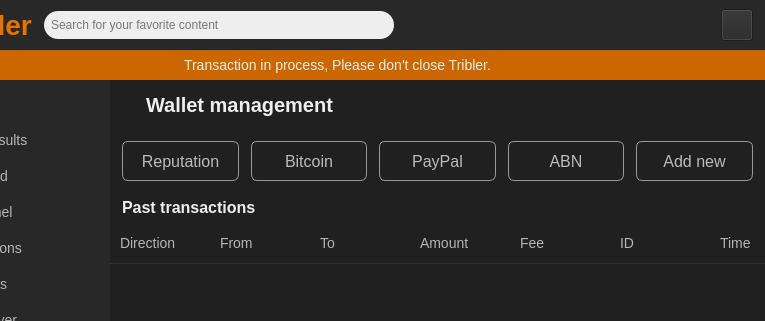
Old version of the form TriblerGUI/qt_resources/mainwindow.ui in the repository devos50/tribler; both pictures show x 90 to 855 and y 0 to 321 of the 855 by 655 pixel window.
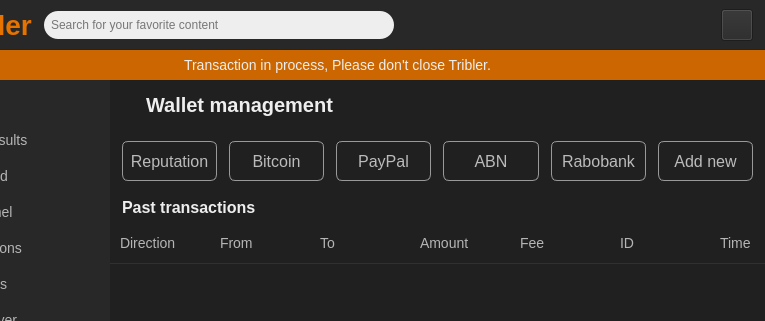
New version of the form. Icons and pictures are not drawn. Custom widgets are drawn as their Qt base class.

Commit message: Implemented Rabobank wallet

Patch:
```diff
--- a/TriblerGUI/qt_resources/mainwindow.ui
+++ b/TriblerGUI/qt_resources/mainwindow.ui
@@ -10648,6 +10648,34 @@
                </property>
               </widget>
              </item>
+             <item>
+              <widget class="QPushButton" name="wallet_rabo_overview_button">
+               <property name="sizePolicy">
+                <sizepolicy hsizetype="Expanding" vsizetype="Fixed">
+                 <horstretch>0</horstretch>
+                 <verstretch>0</verstretch>
+                </sizepolicy>
+               </property>
+               <property name="minimumSize">
+                <size>
+                 <width>0</width>
+                 <height>40</height>
+                </size>
+               </property>
+               <property name="maximumSize">
+                <size>
+                 <width>16777215</width>
+                 <height>40</height>
+                </size>
+               </property>
+               <property name="cursor">
+                <cursorShape>PointingHandCursor</cursorShape>
+               </property>
+               <property name="text">
+                <string>Rabobank</string>
+               </property>
+              </widget>
+             </item>
              <item>
               <widget class="QPushButton" name="add_wallet_button">
                <property name="enabled">
```
The commit also changes 7 other files.
